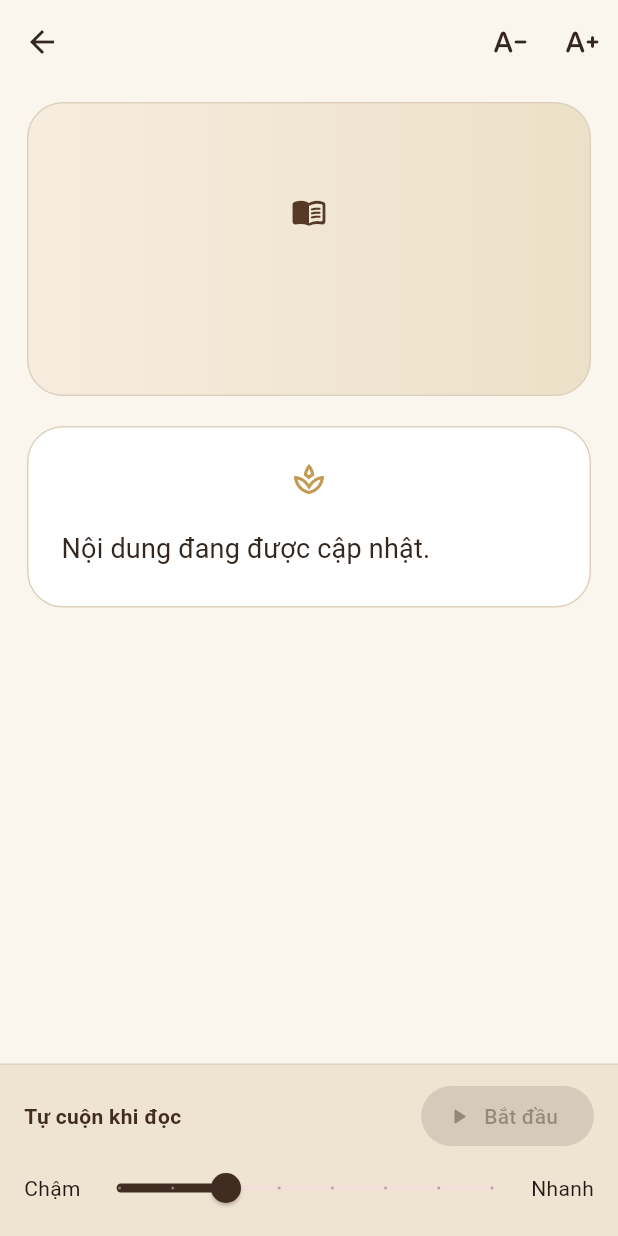
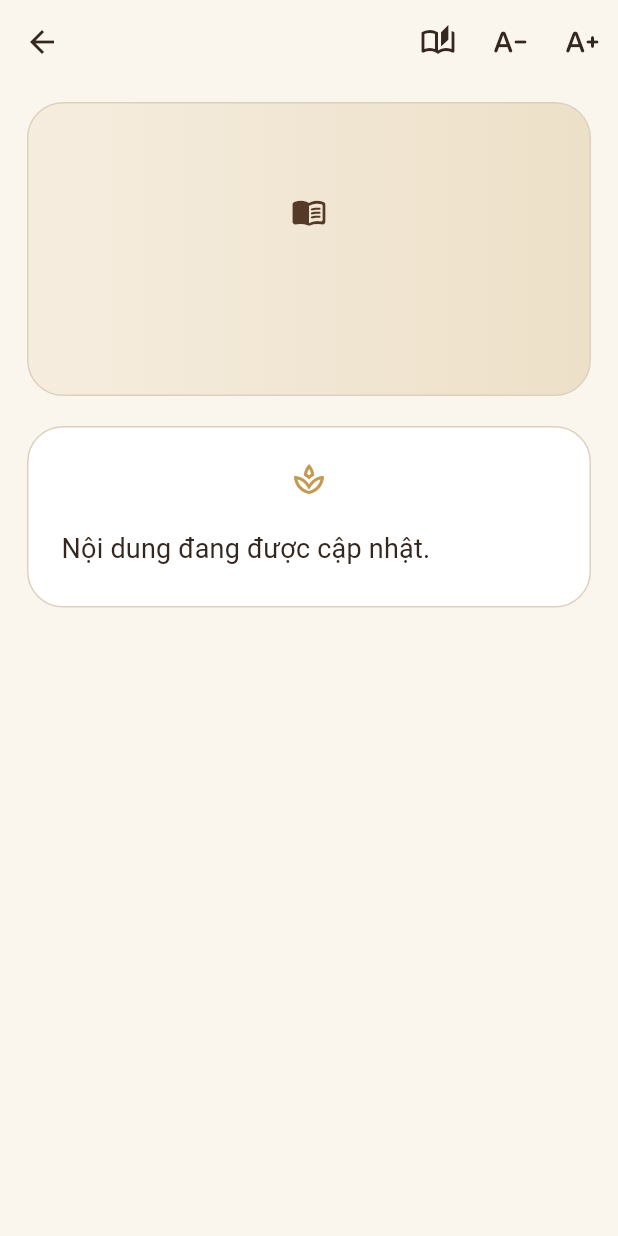
Before and after one commit to DatPNguynXzyU/digital-pilgrimage-app, a Flutter app: the ChiTietKinhSachPage screen opened directly with empty values, on a phone screen of 412 x 824 dp. Run offline on Flutter 3.47's test engine with Material 3 defaults, Android fonts, the light colour scheme and no system bars; our stand-ins replace firebase_auth, firebase_core, google_sign_in, image_picker, local_auth, shared_preferences; missing offline and left inert: mobile_scanner, nfc_manager, nfc_manager_ndef; accounts and stored records are empty.

Commit message:
Move reader auto-scroll controls into collapsible top toolbar

```diff
--- a/lib/views/kinh_sach/chi_tiet_kinh_sach.dart
+++ b/lib/views/kinh_sach/chi_tiet_kinh_sach.dart
@@ -20,6 +20,7 @@ class _ChiTietKinhSachPageState extends State<ChiTietKinhSachPage>
   double _fontSize = 18;
   double _speed = 24;
   bool _playing = false;
+  bool _controlsVisible = false;
 
   @override
   void initState() {
@@ -86,7 +87,78 @@ class _ChiTietKinhSachPageState extends State<ChiTietKinhSachPage>
         title: Text(scripture.type),
         backgroundColor: AppTheme.background,
         surfaceTintColor: Colors.transparent,
+        bottom: _controlsVisible
+            ? PreferredSize(
+                preferredSize: const Size.fromHeight(122),
+                child: Container(
+                  padding: const EdgeInsets.fromLTRB(16, 10, 16, 8),
+                  decoration: const BoxDecoration(
+                    color: AppTheme.surface,
+                    border: Border(top: BorderSide(color: AppTheme.border)),
+                  ),
+                  child: Column(
+                    mainAxisSize: MainAxisSize.min,
+                    children: [
+                      Row(
+                        children: [
+                          Expanded(
+                            child: Text(
+                              _playing ? 'Đang tự cuộn' : 'Tự cuộn khi đọc',
+                              style: const TextStyle(
+                                fontWeight: FontWeight.w600,
+                                color: AppTheme.primary,
+                              ),
+                            ),
+                          ),
+                          FilledButton.icon(
+                            onPressed: scripture.content.trim().isEmpty
+                                ? null
+                                : _toggle,
+                            icon: Icon(
+                              _playing
+                                  ? Icons.pause_rounded
+                                  : Icons.play_arrow_rounded,
+                            ),
+                            label: Text(_playing ? 'Tạm dừng' : 'Bắt đầu'),
+                          ),
+                        ],
+                      ),
+                      Row(
+                        children: [
+                          const Text('Chậm'),
+                          Expanded(
+                            child: Slider(
+                              value: _speed,
+                              min: 8,
+                              max: 64,
+                              divisions: 7,
+                              label: 'Mức ${((_speed - 8) / 8 + 1).round()}',
+                              semanticFormatterCallback: (v) =>
+                                  'Tốc độ mức ${((v - 8) / 8 + 1).round()}',
+                              onChanged: (value) =>
+                                  setState(() => _speed = value),
+                            ),
+                          ),
+                          const Text('Nhanh'),
+                        ],
+                      ),
+                    ],
+                  ),
+                ),
+              )
+            : null,
         actions: [
+          IconButton(
+            tooltip: _controlsVisible ? 'Ẩn điều khiển tự cuộn' : 'Tự cuộn',
+            isSelected: _controlsVisible,
+            onPressed: () =>
+                setState(() => _controlsVisible = !_controlsVisible),
+            icon: Icon(
+              _playing
+                  ? Icons.pause_circle_outline
+                  : Icons.auto_stories_outlined,
+            ),
+          ),
           IconButton(
             tooltip: 'Giảm cỡ chữ',
             onPressed: _fontSize <= 14
@@ -211,61 +283,6 @@ class _ChiTietKinhSachPageState extends State<ChiTietKinhSachPage>
           ],
         ),
       ),
-      bottomNavigationBar: SafeArea(
-        top: false,
-        child: Container(
-          padding: const EdgeInsets.fromLTRB(16, 10, 16, 8),
-          decoration: const BoxDecoration(
-            color: AppTheme.surface,
-            border: Border(top: BorderSide(color: AppTheme.border)),
-          ),
-          child: Column(
-            mainAxisSize: MainAxisSize.min,
-            children: [
-              Row(
-                children: [
-                  Expanded(
-                    child: Text(
-                      _playing ? 'Đang tự cuộn' : 'Tự cuộn khi đọc',
-                      style: const TextStyle(
-                        fontWeight: FontWeight.w600,
-                        color: AppTheme.primary,
-                      ),
-                    ),
-                  ),
-                  FilledButton.icon(
-                    onPressed: scripture.content.trim().isEmpty
-                        ? null
-                        : _toggle,
-                    icon: Icon(
-                      _playing ? Icons.pause_rounded : Icons.play_arrow_rounded,
-                    ),
-                    label: Text(_playing ? 'Tạm dừng' : 'Bắt đầu'),
-                  ),
-                ],
-              ),
-              Row(
-                children: [
-                  const Text('Chậm'),
-                  Expanded(
-                    child: Slider(
-                      value: _speed,
-                      min: 8,
-                      max: 64,
-                      divisions: 7,
-                      label: 'Mức ${((_speed - 8) / 8 + 1).round()}',
-                      semanticFormatterCallback: (v) =>
-                          'Tốc độ mức ${((v - 8) / 8 + 1).round()}',
-                      onChanged: (value) => setState(() => _speed = value),
-                    ),
-                  ),
-                  const Text('Nhanh'),
-                ],
-              ),
-            ],
-          ),
-        ),
-      ),
     );
   }
 }
```
Also changed, not shown: 1 other file.
